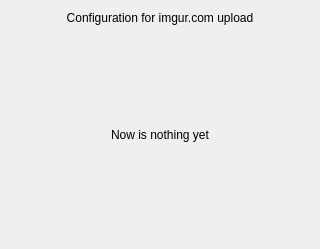
First picture: the form in src/modules/uploader/imgur/uploaderconfigwidget_imgur.ui, repository lubuntu-team/screengrab-packaging, before the edit.
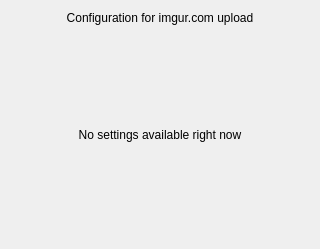
Second picture: the form after the edit.

Patch:
```diff
--- a/src/modules/uploader/imgur/uploaderconfigwidget_imgur.ui
+++ b/src/modules/uploader/imgur/uploaderconfigwidget_imgur.ui
@@ -40,7 +40,7 @@
    <item>
     <widget class="QLabel" name="labImgurConfDescription">
      <property name="text">
-      <string>Now is nothing yet</string>
+      <string>No settings available right now</string>
      </property>
      <property name="alignment">
       <set>Qt::AlignCenter</set>
```
